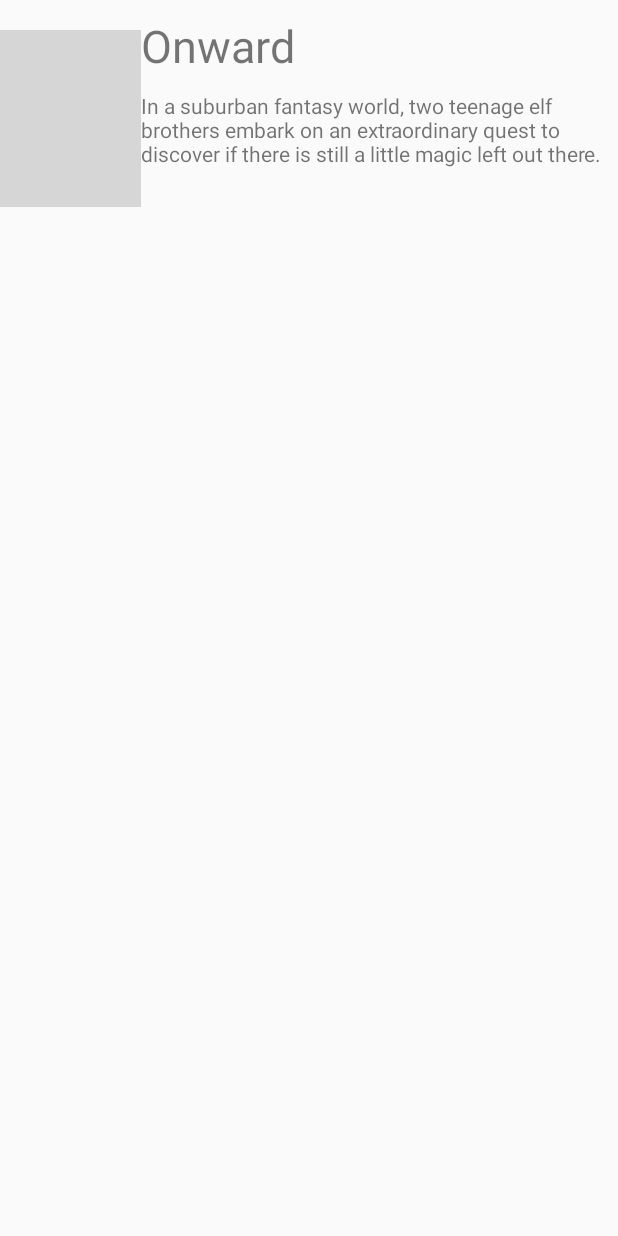
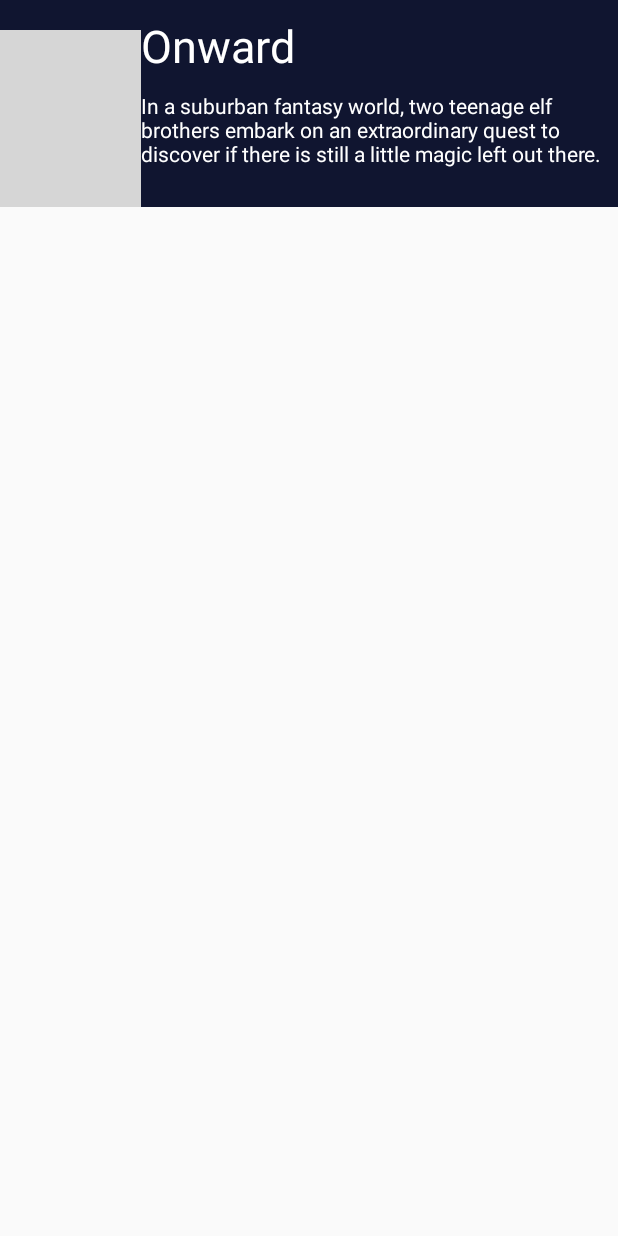
Before and after one commit to TsukkiGia/Flixsterr, an Android app: the layout item_movie.xml on its own in the app's theme, with its tools: preview values and no code run, on a phone screen of 412 x 824 dp. Run offline under Robolectric (Android 15) with nearby library versions, the phone set to English and light mode, and no system bars; grey boxes are pictures that could not be loaded.

Commit message:
UI Touch-Up

```diff
--- a/app/build.gradle
+++ b/app/build.gradle
@@ -3,6 +3,9 @@ apply plugin: 'com.android.application'
 android {
     compileSdkVersion 30
     buildToolsVersion "30.0.0"
+    buildFeatures {
+        viewBinding true
+    }
 
     defaultConfig {
         applicationId "com.example.flixster"
--- a/app/src/main/java/com/example/flixster/MainActivity.java
+++ b/app/src/main/java/com/example/flixster/MainActivity.java
@@ -35,6 +35,12 @@ public class MainActivity extends AppCompatActivity {
         super.onCreate(savedInstanceState);
         setContentView(R.layout.activity_main);
         RecyclerView rvMovies = findViewById(R.id.rvMovies);
+        /*
+        Reduce-
+        ActivityMainBinding act_main = ActivityMainBinding.inflate(getLayoutInflater());
+        RecyclerView rvMovies = act_main.rvMovies;
+
+         */
         movies = new ArrayList<>();
         //create the adapter
         final MovieAdapter movieAdapter = new MovieAdapter(this,movies);
--- a/app/src/main/res/layout/item_movie.xml
+++ b/app/src/main/res/layout/item_movie.xml
@@ -3,7 +3,9 @@
     xmlns:app="http://schemas.android.com/apk/res-auto"
     xmlns:tools="http://schemas.android.com/tools"
     android:layout_width="match_parent"
-    android:layout_height="wrap_content">
+    android:layout_height="wrap_content"
+    android:background="#101530"
+    android:backgroundTint="#101530">
 
     <ImageView
         android:id="@+id/ivPoster"
@@ -23,6 +25,7 @@
         android:layout_marginStart="0dp"
         android:layout_marginTop="10dp"
         android:layout_toEndOf="@+id/ivPoster"
+        android:textColor="#FFFFFF"
         android:textSize="30sp"
         tools:text="Onward" />
 
@@ -34,5 +37,6 @@
         android:layout_marginStart="0dp"
         android:layout_marginTop="10dp"
         android:layout_toEndOf="@+id/ivPoster"
+        android:textColor="#FFFFFF"
         tools:text="In a suburban fantasy world, two teenage elf brothers embark on an extraordinary quest to discover if there is still a little magic left out there." />
 </RelativeLayout>
```
